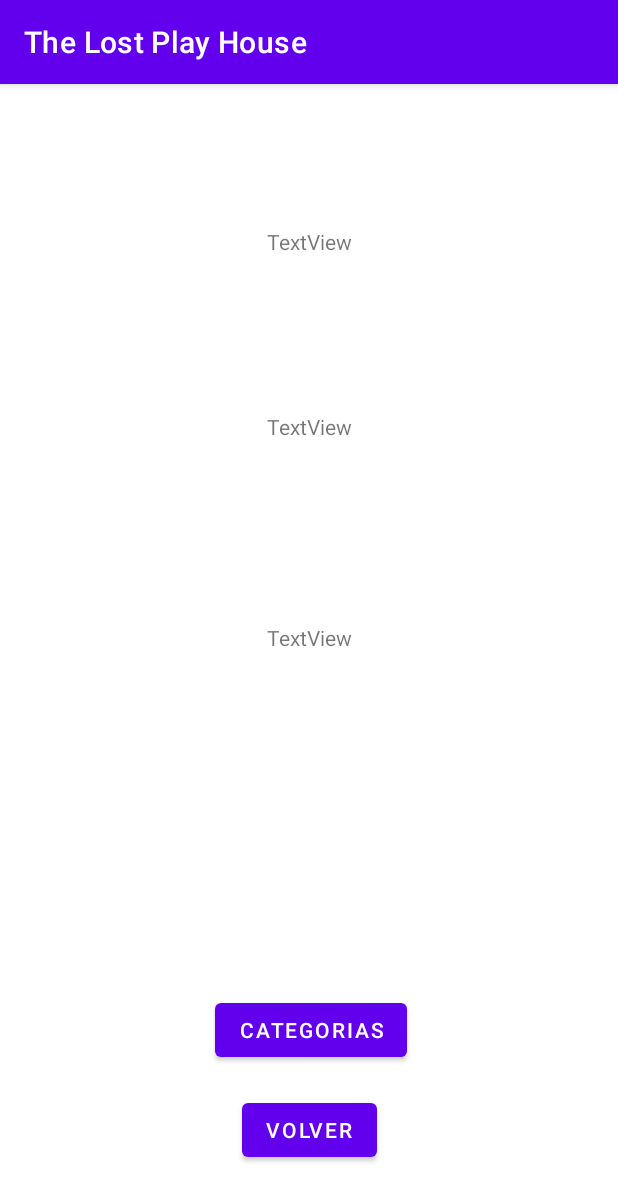
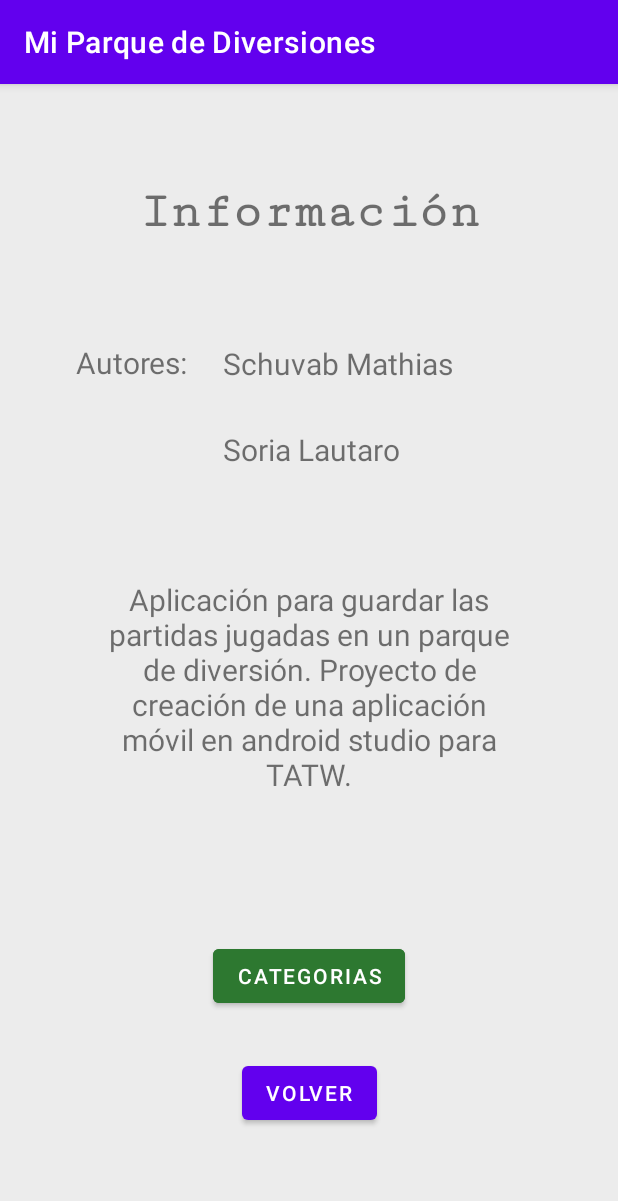
Before and after one commit to lautaro1910/ParqueDeDiversiones-Android, an Android app: the InformacionActivity screen opened directly, with no data from a screen before it, on a phone screen of 412 x 824 dp. Shown: the top 1201 px of the screen. Run offline under Robolectric (Android 15) with nearby library versions, the phone set to English and light mode, and no system bars.

Commit message:
Cambios en los views

```diff
--- a/app/src/main/java/com/example/ejercicio4/CategoriaActivity.java
+++ b/app/src/main/java/com/example/ejercicio4/CategoriaActivity.java
@@ -16,6 +16,7 @@ public class CategoriaActivity extends AppCompatActivity {
 
     private Button btnVolver;
     private Button btnMenu;
+    private TextView textoCategoria;
     private TextView textoUno;
     private TextView textoDos;
     private TextView textoTres;
@@ -29,6 +30,8 @@ public class CategoriaActivity extends AppCompatActivity {
             R.drawable.martillo,R.drawable.punching_bag,R.drawable.soccer,R.drawable.vencidas,
             R.drawable.bowling,R.drawable.disquito_flotador,R.drawable.basquet,R.drawable.minigolf,
             R.drawable.dardo,R.drawable.aros,R.drawable.sapito,R.drawable.pistola_de_agua};
+
+    static Integer[] categorias = {R.string.destreza, R.string.fuerza, R.string.deporte, R.string.punteria};
 
     static Integer[] namesImages = {R.string.topo,R.string.pinball,R.string.pato,R.string.skeeball,
             R.string.martillo,R.string.punchingBag,R.string.soccer,R.string.vencidas,
@@ -48,6 +51,7 @@ public class CategoriaActivity extends AppCompatActivity {
         textoDos = (TextView) findViewById(R.id.textoJuego2);
         textoTres = (TextView) findViewById(R.id.textoJuego3);
         textoCuatro = (TextView) findViewById(R.id.textoJuego4);
+        textoCategoria = (TextView) findViewById(R.id.categoria);
         Bundle bundle = this.getIntent().getExtras();
         imagenUno.setImageResource(images[4 * bundle.getInt("Opcion")-4]);
         imagenDos.setImageResource(images[4 * bundle.getInt("Opcion")-3]);
@@ -57,6 +61,7 @@ public class CategoriaActivity extends AppCompatActivity {
         textoDos.setText(namesImages[4 * bundle.getInt("Opcion")-3]);
         textoTres.setText(namesImages[4 * bundle.getInt("Opcion")-2]);
         textoCuatro.setText(namesImages[4 * bundle.getInt("Opcion")-1]);
+        textoCategoria.setText(categorias[bundle.getInt("Opcion")-1]);
         btnMenu = (Button) findViewById(R.id.menuPrincipal);
         btnVolver = (Button) findViewById(R.id.volver);
         btnVolver.setOnClickListener(new View.OnClickListener() {
--- a/app/src/main/java/com/example/ejercicio4/EstadisticasActivity.java
+++ b/app/src/main/java/com/example/ejercicio4/EstadisticasActivity.java
@@ -23,7 +23,6 @@ public class EstadisticasActivity extends AppCompatActivity {
                 Intent intent =
                         new Intent(EstadisticasActivity.this, MenuJuegosActivity.class);
                 Bundle b = new Bundle();
-                //DEPORTE == 3
                 b.putInt("Imagen",bundle.getInt("Estadistica"));
                 //Añadimos la información al intent
                 intent.putExtras(b);
--- a/app/src/main/java/com/example/ejercicio4/MenuJuegosActivity.java
+++ b/app/src/main/java/com/example/ejercicio4/MenuJuegosActivity.java
@@ -53,7 +53,6 @@ public class MenuJuegosActivity extends AppCompatActivity {
                 Intent intent =
                         new Intent(MenuJuegosActivity.this, CategoriaActivity.class);
                 Bundle b = new Bundle();
-                //DEPORTE == 3
                 b.putInt("Opcion", (int) Math.ceil((bundle.getInt("Imagen")/4)+1));
                 //Añadimos la información al intent
                 intent.putExtras(b);
@@ -69,7 +68,6 @@ public class MenuJuegosActivity extends AppCompatActivity {
                 Intent intent =
                         new Intent(MenuJuegosActivity.this, JugarActivity.class);
                 Bundle b = new Bundle();
-                //DEPORTE == 3
                 b.putInt("Juego", bundle.getInt("Imagen"));
                 //Añadimos la información al intent
                 intent.putExtras(b);
@@ -85,7 +83,6 @@ public class MenuJuegosActivity extends AppCompatActivity {
                 Intent intent =
                         new Intent(MenuJuegosActivity.this, EstadisticasActivity.class);
                 Bundle b = new Bundle();
-                //DEPORTE == 3
                 b.putInt("Estadistica", bundle.getInt("Imagen"));
                 //Añadimos la información al intent
                 intent.putExtras(b);
--- a/app/src/main/res/layout/informacion.xml
+++ b/app/src/main/res/layout/informacion.xml
@@ -3,40 +3,75 @@
     xmlns:app="http://schemas.android.com/apk/res-auto"
     xmlns:tools="http://schemas.android.com/tools"
     android:layout_width="match_parent"
-    android:layout_height="match_parent">
+    android:layout_height="match_parent"
+    android:background="#ECECEC">
 
     <TextView
         android:id="@+id/textView3"
         android:layout_width="wrap_content"
         android:layout_height="wrap_content"
-        android:text="TextView"
+        android:fontFamily="serif-monospace"
+        android:text="@string/info"
+        android:textAlignment="center"
+        android:textSize="34sp"
+        android:textStyle="bold"
         app:layout_constraintBottom_toBottomOf="parent"
         app:layout_constraintEnd_toEndOf="parent"
         app:layout_constraintStart_toStartOf="parent"
         app:layout_constraintTop_toTopOf="parent"
-        app:layout_constraintVertical_bias="0.127" />
+        app:layout_constraintVertical_bias="0.09" />
 
     <TextView
         android:id="@+id/textView4"
         android:layout_width="wrap_content"
         android:layout_height="wrap_content"
-        android:text="TextView"
+        android:text="@string/autores"
+        android:textSize="20sp"
+        app:layout_constraintBottom_toBottomOf="parent"
+        app:layout_constraintEnd_toEndOf="parent"
+        app:layout_constraintHorizontal_bias="0.151"
+        app:layout_constraintStart_toStartOf="parent"
+        app:layout_constraintTop_toBottomOf="@+id/textView3"
+        app:layout_constraintVertical_bias="0.107" />
+
+    <TextView
+        android:id="@+id/textView11"
+        android:layout_width="288dp"
+        android:layout_height="173dp"
+        android:text="@string/descripcion"
+        android:textAlignment="center"
+        android:textSize="20sp"
         app:layout_constraintBottom_toBottomOf="parent"
         app:layout_constraintEnd_toEndOf="parent"
         app:layout_constraintStart_toStartOf="parent"
-        app:layout_constraintTop_toTopOf="parent"
-        app:layout_constraintVertical_bias="0.292" />
+        app:layout_constraintTop_toBottomOf="@+id/textView3"
+        app:layout_constraintVertical_bias="0.46" />
 
     <TextView
         android:id="@+id/textView5"
         android:layout_width="wrap_content"
         android:layout_height="wrap_content"
-        android:text="TextView"
+        android:text="@string/mathi"
+        android:textSize="20sp"
         app:layout_constraintBottom_toBottomOf="parent"
         app:layout_constraintEnd_toEndOf="parent"
-        app:layout_constraintStart_toStartOf="parent"
-        app:layout_constraintTop_toTopOf="parent"
-        app:layout_constraintVertical_bias="0.48" />
+        app:layout_constraintHorizontal_bias="0.175"
+        app:layout_constraintStart_toEndOf="@+id/textView4"
+        app:layout_constraintTop_toBottomOf="@+id/textView3"
+        app:layout_constraintVertical_bias="0.108" />
+
+    <TextView
+        android:id="@+id/textView2"
+        android:layout_width="wrap_content"
+        android:layout_height="wrap_content"
+        android:text="@string/lauty"
+        android:textSize="20sp"
+        app:layout_constraintBottom_toBottomOf="parent"
+        app:layout_constraintEnd_toEndOf="parent"
+        app:layout_constraintHorizontal_bias="0.139"
+        app:layout_constraintStart_toEndOf="@+id/textView4"
+        app:layout_constraintTop_toBottomOf="@+id/textView5"
+        app:layout_constraintVertical_bias="0.056" />
 
     <Button
         android:id="@+id/volver"
@@ -47,17 +82,17 @@
         app:layout_constraintEnd_toEndOf="parent"
         app:layout_constraintStart_toStartOf="parent"
         app:layout_constraintTop_toTopOf="parent"
-        app:layout_constraintVertical_bias="0.935" />
+        app:layout_constraintVertical_bias="0.901" />
 
     <Button
         android:id="@+id/btnCategorias"
         android:layout_width="wrap_content"
         android:layout_height="wrap_content"
+        android:backgroundTint="#2D7830"
         android:text="@string/categorias"
         app:layout_constraintBottom_toBottomOf="parent"
         app:layout_constraintEnd_toEndOf="parent"
-        app:layout_constraintHorizontal_bias="0.504"
         app:layout_constraintStart_toStartOf="parent"
         app:layout_constraintTop_toTopOf="parent"
-        app:layout_constraintVertical_bias="0.843" />
+        app:layout_constraintVertical_bias="0.793" />
 </androidx.constraintlayout.widget.ConstraintLayout>
--- a/app/src/main/res/values/strings.xml
+++ b/app/src/main/res/values/strings.xml
@@ -1,22 +1,35 @@
 <resources>
-    <string name="app_name">The Lost Play House</string>
+    <string name="app_name">Mi Parque de Diversiones</string>
+
+    <!-- GENERAL RESOURCES-->
+    <string name="categorias">Categorias</string>
+    <string name="volver">Volver</string>
+    <string name="simulando">Simulando</string>
+    <string name="menuPrincipal">Menu Principal</string>
+
+
+    <!-- MAIN ACTIVITY -->
     <string name="bienvenido">Bienvenido!</string>
-    <string name="categorias">Categorias</string>
+
+    <!-- INFORMACION -->
+    <string name="autores">Autores:</string>
+    <string name="descripcion">Aplicación para guardar las partidas jugadas en un parque de diversión. Proyecto de creación de una aplicación móvil en android studio para TATW.</string>
+    <string name="info">Información</string>
+    <string name="mathi">Schuvab Mathias</string>
+    <string name="lauty">Soria Lautaro</string>
+
+    <!-- CATEGORIAS -->
     <string name="punteria">Punteria</string>
     <string name="destreza">Destreza</string>
     <string name="deporte">Deporte</string>
     <string name="fuerza">Fuerza</string>
-    <string name="volver">Volver</string>
+
+    <!-- MENU JUEGO -->
     <string name="jugar">Jugar</string>
     <string name="estadisticas">Estadisticas</string>
-    <string name="simulando">Simulando</string>
     <string name="finish">Finalizar Partida</string>
-    <string name="info">Información</string>
-    <string name="menuPrincipal">Menu Principal</string>
-
 
     <!-- JUEGOS -->
-
     <string name="topo">Topo</string>
     <string name="pinball">Pinball</string>
     <string name="pato">Pescar patos</string>
@@ -34,6 +47,8 @@
     <string name="sapito">Sapito</string>
     <string name="pistolaDeAgua">Pistola de Agua</string>
 
+
+    <!-- NIVELES -->
     <string-array name="niveles">
         <item>Nivel 1</item>
         <item>Nivel 2</item>
@@ -47,13 +62,14 @@
         <item>Nivel 10</item>
     </string-array>
 
+    <!-- DIFICULTAD -->
     <string-array name="dificultad">
         <item>Novato</item>
         <item>Amateur</item>
         <item>Profesional</item>
     </string-array>
 
-    <!-- HINTs -->
+    <!-- HINTS -->
     <string name="nombreJugador">Nombre:</string>
     <string name="puntaje">Puntaje obtenido:</string>
 </resources>
```
Also changed, not shown: app/src/main/AndroidManifest.xml (+2 -38 lines), app/src/main/java/com/example/ejercicio4/InformacionActivity.java (+21 -1 lines), app/src/main/java/com/example/ejercicio4/JugarActivity.java (+7 -0 lines), app/src/main/java/com/example/ejercicio4/MainActivity.java (+14 -15 lines), app/src/main/res/layout/activity_main.xml (+23 -5 lines), app/src/main/res/layout/categorias.xml (+93 -87 lines), app/src/main/res/layout/estadisticas.xml (+8 -3 lines), app/src/main/res/layout/juegos.xml (+54 -41 lines), app/src/main/res/layout/jugar.xml (+11 -5 lines), app/src/main/res/layout/menu_juego.xml (+8 -3 lines), app/src/main/java/com/example/ejercicio4/db/DBJuegos.java (renamed from app/src/main/java/com/example/ejercicio4/db/dbJuegos.java), app/src/main/res/drawable/parque_tematico.png (added), app/src/main/res/drawable/rueda_de_la_fortuna.png (added).
